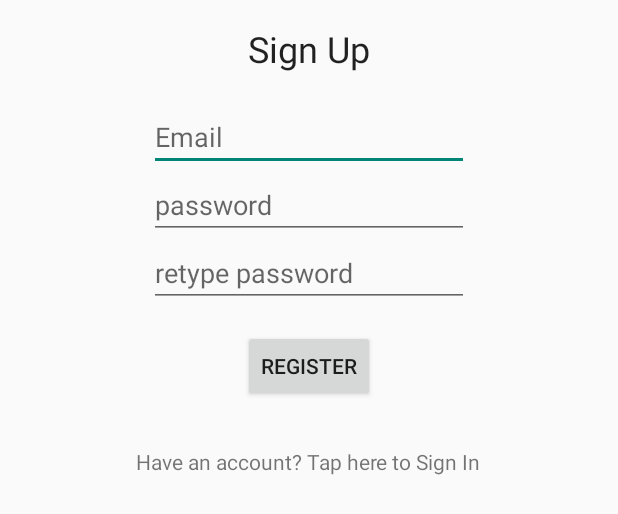
After one commit to Abdullah-Bin-Amin-Shovo/codewarriorHomeWorkBS23, an Android app: the layout fragment_register.xml on its own in the app's theme, with its tools: preview values and no code run, on a phone screen of 412 x 824 dp. The commit adds this screen. Shown: the top 514 px of the screen. Run offline under Robolectric (Android 15) with nearby library versions, the phone set to English and light mode, and no system bars.

Commit message:
Sign In and register without loader

```diff
--- a/app/src/main/java/com/bs23/codewarrior/codewarriorfirstproject/provider/RestAdapterProvider.java
+++ b/app/src/main/java/com/bs23/codewarrior/codewarriorfirstproject/provider/RestAdapterProvider.java
@@ -1,5 +1,6 @@
 package com.bs23.codewarrior.codewarriorfirstproject.provider;
 
+import com.google.gson.Gson;
 import com.google.inject.Inject;
 
 import javax.inject.Provider;
@@ -8,6 +9,7 @@ import retrofit.Endpoint;
 import retrofit.RequestInterceptor;
 import retrofit.RestAdapter;
 import retrofit.client.Client;
+import retrofit.converter.GsonConverter;
 
 
 /**
@@ -25,6 +27,7 @@ public class RestAdapterProvider implements Provider<RestAdapter> {
         .setClient(client) //
         .setRequestInterceptor(requestInterceptor)
         .setEndpoint(endpoint) //
+        .setConverter(new GsonConverter(new Gson()))
         .build();
     }
 }
--- /dev/null
+++ b/app/src/main/res/layout/activity_register.xml
@@ -0,0 +1,5 @@
+<FrameLayout xmlns:android="http://schemas.android.com/apk/res/android"
+    xmlns:tools="http://schemas.android.com/tools" android:id="@+id/container"
+    android:layout_width="match_parent" android:layout_height="match_parent"
+    tools:context="com.bs23.codewarrior.codewarriorfirstproject.RegisterActivity"
+    tools:ignore="MergeRootFrame" />
--- /dev/null
+++ b/app/src/main/res/layout/fragment_register.xml
@@ -0,0 +1,72 @@
+<RelativeLayout xmlns:android="http://schemas.android.com/apk/res/android"
+    xmlns:tools="http://schemas.android.com/tools"
+    android:layout_width="match_parent"
+    android:layout_height="match_parent"
+    android:paddingBottom="@dimen/activity_vertical_margin"
+    android:paddingLeft="@dimen/activity_horizontal_margin"
+    android:paddingRight="@dimen/activity_horizontal_margin"
+    android:paddingTop="@dimen/activity_vertical_margin"
+    tools:context="com.bs23.codewarrior.codewarriorfirstproject.RegisterActivity$PlaceholderFragment">
+
+
+    <TextView
+        android:layout_width="wrap_content"
+        android:layout_height="wrap_content"
+        android:text="Sign Up"
+        android:id="@+id/textViewTitle"
+        android:textAppearance="@style/TextAppearance.AppCompat.Headline"
+        android:layout_marginBottom="20dp"
+        android:layout_centerHorizontal="true"/>
+
+    <EditText
+        android:id="@+id/myEmailEditText"
+        android:layout_width="wrap_content"
+        android:layout_height="wrap_content"
+        android:layout_alignParentEnd="false"
+        android:layout_alignParentRight="false"
+        android:layout_centerHorizontal="true"
+        android:ems="10"
+        android:hint="Email"
+        android:inputType="textPersonName"
+        android:layout_below="@+id/textViewTitle"/>
+
+    <EditText
+        android:id="@+id/passwordEditText"
+        android:layout_width="wrap_content"
+        android:layout_height="wrap_content"
+        android:layout_below="@+id/myEmailEditText"
+        android:layout_centerHorizontal="true"
+        android:ems="10"
+        android:hint="password"
+        android:inputType="textPassword" />
+
+    <EditText
+        android:id="@+id/confrimPasswordEditText"
+        android:layout_width="wrap_content"
+        android:layout_height="wrap_content"
+        android:layout_below="@+id/passwordEditText"
+        android:layout_centerHorizontal="true"
+        android:ems="10"
+        android:hint="retype password"
+        android:inputType="textPassword"
+        android:layout_marginBottom="15dp"/>
+
+    <Button
+        android:id="@+id/registerButton"
+        android:layout_width="wrap_content"
+        android:layout_height="wrap_content"
+        android:layout_below="@+id/confrimPasswordEditText"
+        android:layout_centerHorizontal="true"
+        android:text="Register"
+        android:layout_marginBottom="20dp"/>
+    <TextView
+        android:layout_width="wrap_content"
+        android:layout_height="wrap_content"
+        android:layout_below="@+id/registerButton"
+        android:textAppearance="?android:attr/textAppearanceSmall"
+        android:text="Have an account? Tap here to Sign In"
+        android:id="@+id/loginTextView"
+        android:layout_gravity="center_horizontal"
+        android:padding="10dp"
+        android:layout_centerHorizontal="true"/>
+</RelativeLayout>
--- a/app/src/main/res/values/strings.xml
+++ b/app/src/main/res/values/strings.xml
@@ -6,5 +6,6 @@
     <string name="hello_world">Hello world!</string>
     <string name="action_settings">Settings</string>
     <string name="title_activity_sign_in">SignInActivity</string>
+    <string name="title_activity_register">RegisterActivity</string>
 
 </resources>
```
Also changed, not shown: app/src/main/AndroidManifest.xml (+15 -3 lines), app/src/main/java/com/bs23/codewarrior/codewarriorfirstproject/RegisterActivity.java (added, +154 -0 lines), app/src/main/java/com/bs23/codewarrior/codewarriorfirstproject/SignInFragment.java (+50 -2 lines), app/src/main/java/com/bs23/codewarrior/codewarriorfirstproject/model/User.java (+30 -0 lines), app/src/main/res/layout/fragment_sign_in.xml (+1 -10 lines), app/src/main/res/menu/menu_register.xml (added, +7 -0 lines).
